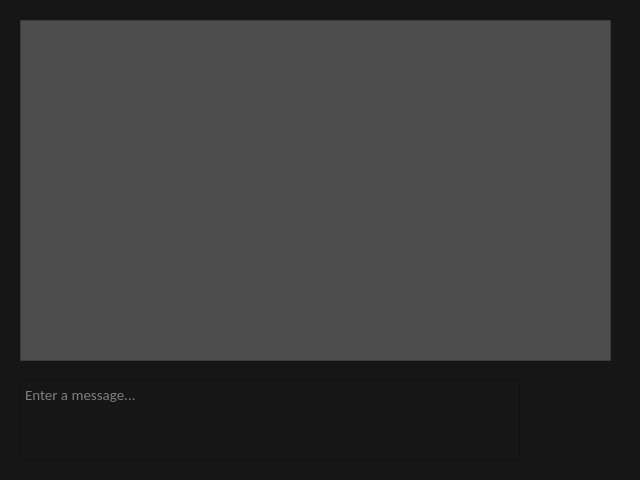
The window that QtChatApp.ui (ShravanK55/ChatApp) describes before a commit, drawn with Qt 5.
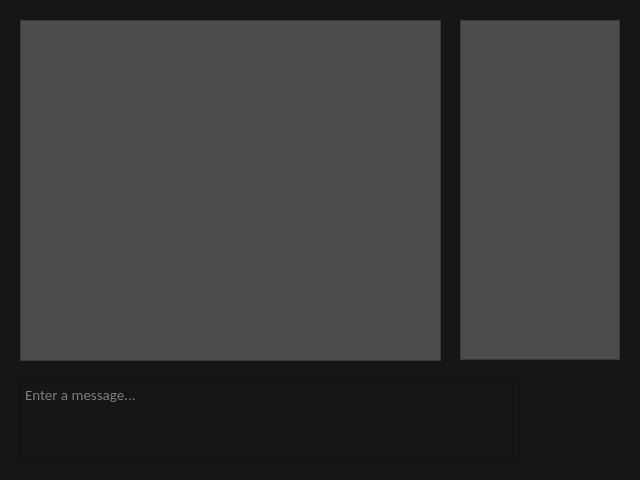
The same window after the commit. Icons and pictures are not drawn.

Commit message: Added a name list to the chat window.

Diff of the .ui file:
```diff
--- a/QtChatApp.ui
+++ b/QtChatApp.ui
@@ -53,7 +53,7 @@
     <rect>
      <x>20</x>
      <y>20</y>
-     <width>591</width>
+     <width>421</width>
      <height>341</height>
     </rect>
    </property>
@@ -109,6 +109,20 @@
     <string>Enter a message...</string>
    </property>
   </widget>
+  <widget class="QListWidget" name="nameList">
+   <property name="geometry">
+    <rect>
+     <x>460</x>
+     <y>20</y>
+     <width>160</width>
+     <height>340</height>
+    </rect>
+   </property>
+   <property name="styleSheet">
+    <string notr="true">background-color: rgb(77, 77, 77);
+color: rgb(220, 220, 220);</string>
+   </property>
+  </widget>
  </widget>
  <resources>
   <include location="ChatAppResources.qrc"/>
```
The commit also changes 8 other files.
